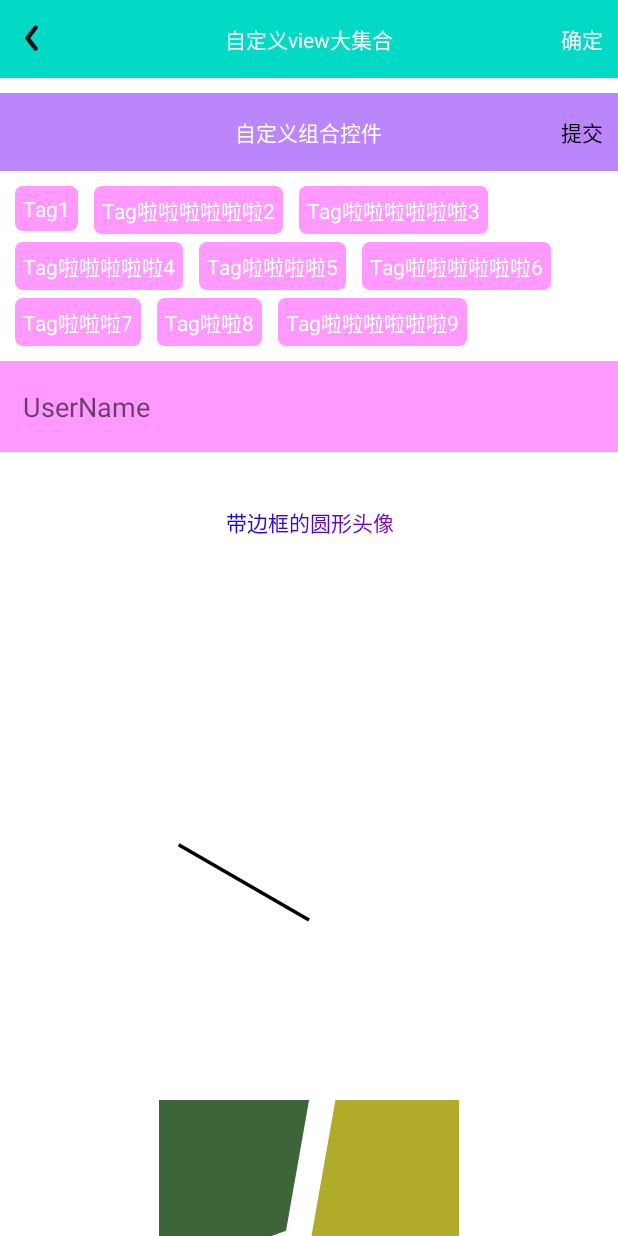
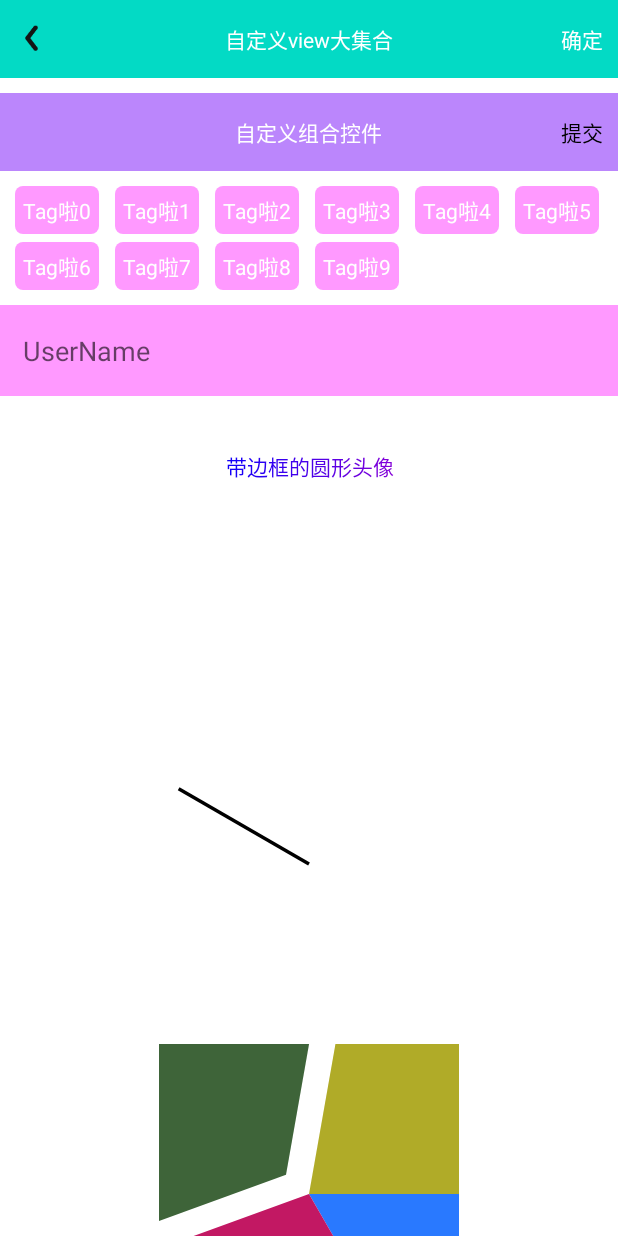
Before and after one commit to menglijun/CustomView, an Android app: the screen it shows after launch (MainActivity), on a phone screen of 412 x 824 dp. Run offline under Robolectric (Android 15) with nearby library versions, the phone set to English and light mode, and no system bars; our stand-ins replace CircleImageView.

Commit message:
手写流式布局

```diff
--- a/app/src/main/java/com/chengdu/myviewbinding/MainActivity.java
+++ b/app/src/main/java/com/chengdu/myviewbinding/MainActivity.java
@@ -44,6 +44,8 @@ import com.google.zxing.Result;
 
 import java.lang.ref.WeakReference;
 import java.util.ArrayList;
+import java.util.List;
+import java.util.Random;
 
 public class MainActivity extends AppCompatActivity {
 
@@ -63,6 +65,15 @@ public class MainActivity extends AppCompatActivity {
 //        setContentView(R.layout.activity_main);
         mViewBinding = ActivityMainBinding.inflate(LayoutInflater.from(this));
         setContentView(mViewBinding.getRoot());
+        List<String> tagList = new ArrayList<>();
+        String s = "啦啦啦啦啦";
+        for (int i = 0; i < 10; i++){
+            Random random = new Random();
+            int j = random.nextInt(5);
+
+            tagList.add("Tag" + s.substring(0, j) + i);
+        }
+        mViewBinding.tagLayout.setData(tagList);
 //        mViewBinding.etMaterial.setUserFloatingLabel(true);
 
 //        mViewBinding.textView.setText("jfowegjowgjoagjiowregpqowg");
--- a/app/src/main/java/com/chengdu/myviewbinding/TagLayout.java
+++ b/app/src/main/java/com/chengdu/myviewbinding/TagLayout.java
@@ -5,8 +5,10 @@ import android.graphics.Rect;
 import android.util.AttributeSet;
 import android.view.View;
 import android.view.ViewGroup;
+import android.widget.TextView;
 
 import java.util.ArrayList;
+import java.util.List;
 
 /**
  * Tag流式布局
@@ -32,6 +34,21 @@ public class TagLayout extends ViewGroup {
 
     public TagLayout(Context context, AttributeSet attrs, int defStyleAttr, int defStyleRes) {
         super(context, attrs, defStyleAttr, defStyleRes);
+    }
+
+    public void setData(List<String> list) {
+        if (list != null && list.size() > 0) {
+            for (String item : list) {
+                TextView textView = new TextView(getContext());
+                textView.setText(item);
+                textView.setPadding((int) Utils.dp2px(5), (int) Utils.dp2px(5), (int) Utils.dp2px(5), (int) Utils.dp2px(5));
+                textView.setBackgroundResource(R.drawable.bg_green_c5);
+                textView.setTextColor(getResources().getColor(R.color.white));
+                MarginLayoutParams marginLayoutParams = new MarginLayoutParams(generateDefaultLayoutParams());
+                textView.setLayoutParams(marginLayoutParams);
+                addView(textView);
+            }
+        }
     }
 
     /**
--- a/app/src/main/res/layout/activity_main.xml
+++ b/app/src/main/res/layout/activity_main.xml
@@ -29,74 +29,11 @@
             lee:tlb_right_button_text_color="@color/black"/>
 
         <com.chengdu.myviewbinding.TagLayout
+            android:id="@+id/tagLayout"
             android:layout_width="match_parent"
-            android:layout_height="180dp"
+            android:layout_height="wrap_content"
             android:padding="10dp"
-            android:background="@color/white">
-            <TextView
-                android:layout_width="wrap_content"
-                android:layout_height="wrap_content"
-                android:padding="5dp"
-                android:text="Tag1"
-                android:textColor="@color/white"
-                android:background="@drawable/bg_green_c5"/>
-            <TextView
-                android:layout_width="wrap_content"
-                android:layout_height="wrap_content"
-                android:padding="5dp"
-                android:text="Tag啦啦啦啦啦啦2"
-                android:textColor="@color/white"
-                android:background="@drawable/bg_green_c5"/>
-            <TextView
-                android:layout_width="wrap_content"
-                android:layout_height="wrap_content"
-                android:padding="5dp"
-                android:text="Tag啦啦啦啦啦啦3"
-                android:textColor="@color/white"
-                android:background="@drawable/bg_green_c5"/>
-            <TextView
-                android:layout_width="wrap_content"
-                android:layout_height="wrap_content"
-                android:padding="5dp"
-                android:text="Tag啦啦啦啦啦4"
-                android:textColor="@color/white"
-                android:background="@drawable/bg_green_c5"/>
-            <TextView
-                android:layout_width="wrap_content"
-                android:layout_height="wrap_content"
-                android:padding="5dp"
-                android:text="Tag啦啦啦啦5"
-                android:textColor="@color/white"
-                android:background="@drawable/bg_green_c5"/>
-            <TextView
-                android:layout_width="wrap_content"
-                android:layout_height="wrap_content"
-                android:padding="5dp"
-                android:text="Tag啦啦啦啦啦啦6"
-                android:textColor="@color/white"
-                android:background="@drawable/bg_green_c5"/>
-            <TextView
-                android:layout_width="wrap_content"
-                android:layout_height="wrap_content"
-                android:padding="5dp"
-                android:text="Tag啦啦啦7"
-                android:textColor="@color/white"
-                android:background="@drawable/bg_green_c5"/>
-            <TextView
-                android:layout_width="wrap_content"
-                android:layout_height="wrap_content"
-                android:padding="5dp"
-                android:text="Tag啦啦8"
-                android:textColor="@color/white"
-                android:background="@drawable/bg_green_c5"/>
-            <TextView
-                android:layout_width="wrap_content"
-                android:layout_height="wrap_content"
-                android:padding="5dp"
-                android:text="Tag啦啦啦啦啦啦9"
-                android:textColor="@color/white"
-                android:background="@drawable/bg_green_c5"/>
-        </com.chengdu.myviewbinding.TagLayout>
+            android:background="@color/white"/>
 
         <com.chengdu.myviewbinding.MaterialEditText
             android:id="@+id/et_material"
```
